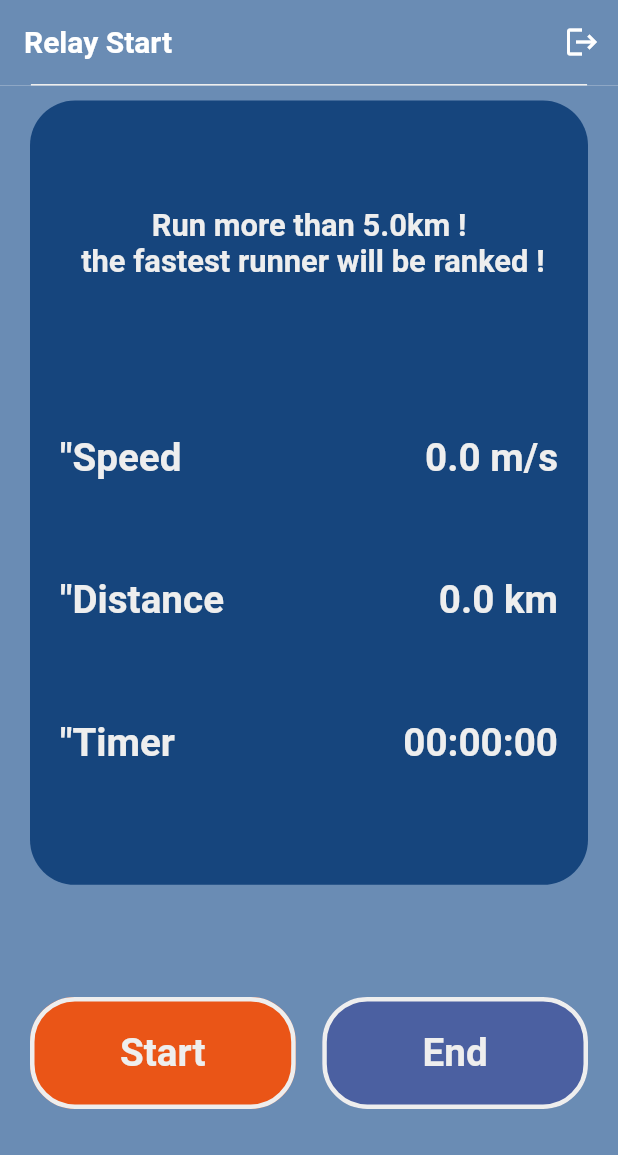
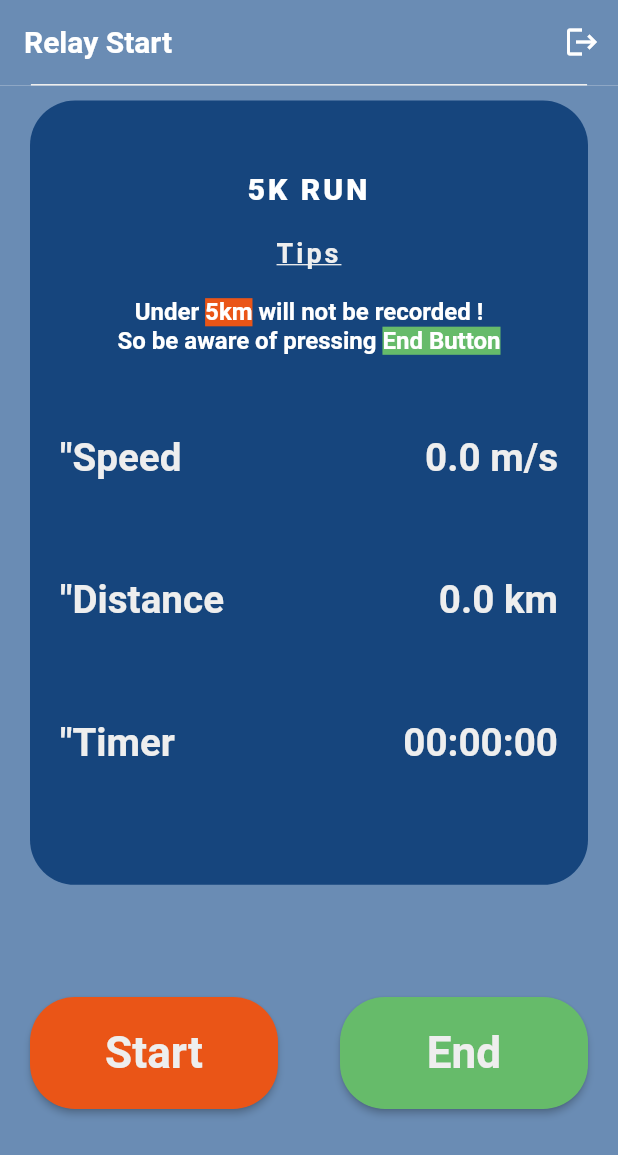
Before and after one commit to seunghwanly/minimarathon, a Flutter app: the MyBackgroundLocation widget shown alone on an empty page, opened directly, on a phone screen of 412 x 824 dp. Shown: the top 1155 px of the screen. Run offline on Flutter 3.47's test engine with Material 2 defaults, Android fonts, the phone set to English and light mode, and no system bars; our stand-ins replace firebase_auth, firebase_core, firebase_database, flutter_linkify, pin_code_fields, shared_preferences and 1 more; missing offline and left inert: background_location, http_auth, international_phone_input, libphonenumber, loading_animations; accounts and stored records are empty.

Commit message:
backgroundLocation css edited

```diff
--- a/minimarathon/lib/component/body/relay/background_location.dart
+++ b/minimarathon/lib/component/body/relay/background_location.dart
@@ -165,24 +165,81 @@ class MyBackgroundLocationState extends State<MyBackgroundLocation> {
                                 mainAxisAlignment: MainAxisAlignment.center,
                                 children: [
                                   Expanded(
-                                    flex: 4,
-                                    child: Column(
-                                        mainAxisAlignment:
-                                            MainAxisAlignment.center,
-                                        children: [
-                                          Text(
-                                            'Run more than 5.0km !\n the fastest runner will be ranked !',
-                                            style: TextStyle(
-                                                color: lightwhite,
+                                    flex: 1,
+                                    child: SizedBox(),
+                                  ),
+                                  Expanded(
+                                      flex: 3,
+                                      child: RichText(
+                                        textAlign: TextAlign.center,
+                                        text: TextSpan(
+                                          children: <TextSpan>[
+                                          TextSpan(
+                                              text: "5K RUN\n",
+                                              style: TextStyle(
+                                                color: white,
+                                                fontWeight: FontWeight.w800,
+                                                fontSize: 20,
+                                                letterSpacing: 2.0,
+                                              )),
+                                              TextSpan(
+                                              text: "\nTips\n",
+                                              style: TextStyle(
+                                                color: superlight,
+                                                decoration: TextDecoration.underline,
+                                                decorationStyle: TextDecorationStyle.solid,
                                                 fontWeight: FontWeight.bold,
-                                                fontSize: MediaQuery.of(context)
-                                                        .size
-                                                        .width /
-                                                    20),
-                                            textAlign: TextAlign.center,
-                                          ),
+                                                fontSize: 18,
+                                                letterSpacing: 2.0,
+                                              )),
+                                              TextSpan(
+                                              text: "\nUnder ",
+                                              style: TextStyle(
+                                                color: white,
+                                                fontWeight: FontWeight.w600,
+                                                fontSize: 16,
+                                              )),
+                                              TextSpan(
+                                              text: "5km",
+                                              style: TextStyle(
+                                                color: white,
+                                                backgroundColor: mandarin,
+                                                fontWeight: FontWeight.bold,
+                                                fontSize: 16,
+                                              )),
+                                              TextSpan(
+                                              text: " will not be recorded !",
+                                              style: TextStyle(
+                                                color: white,
+                                                fontWeight: FontWeight.w600,
+                                                fontSize: 16,
+                                              )),
+                                              TextSpan(
+                                              text: "\nSo be aware of pressing ",
+                                              style: TextStyle(
+                                                color: white,
+                                                fontWeight: FontWeight.w600,
+                                                fontSize: 16,
+                                              )),
+                                              TextSpan(
+                                              text: "End Button",
+                                              style: TextStyle(
+                                                color: white,
+                                                backgroundColor: Colors.green[400],
+                                                fontWeight: FontWeight.w600,
+                                                fontSize: 16,
+                                              )),
                                         ]),
-                                  ),
+                                      )
+
+                                      // style: TextStyle(
+                                      //         color: lightwhite,
+                                      //         fontWeight: FontWeight.bold,
+                                      //         fontSize: MediaQuery.of(context)
+                                      //                 .size
+                                      //                 .width /
+                                      //             20
+                                      ),
                                   Expanded(
                                       flex: 2,
                                       child: Column(
@@ -318,10 +375,11 @@ class MyBackgroundLocationState extends State<MyBackgroundLocation> {
                   Expanded(
                       flex: 1,
                       child: Row(
+                        mainAxisAlignment: MainAxisAlignment.spaceEvenly,
                         children: [
                           Expanded(
-                              flex: 10,
-                              child: FlatButton(
+                              flex: 4,
+                              child: RaisedButton(
                                   onPressed: () async {
                                     startTimer();
                                     BackgroundLocation.setNotificationTitle(
@@ -391,8 +449,6 @@ class MyBackgroundLocationState extends State<MyBackgroundLocation> {
                                     });
                                   },
                                   shape: RoundedRectangleBorder(
-                                    side:
-                                        BorderSide(color: lightwhite, width: 3),
                                     borderRadius: BorderRadius.circular(30),
                                   ),
                                   color: mandarin,
@@ -414,18 +470,18 @@ class MyBackgroundLocationState extends State<MyBackgroundLocation> {
                                                 fontSize: MediaQuery.of(context)
                                                         .size
                                                         .width /
-                                                    16),
+                                                    14),
                                             textAlign: TextAlign.center,
                                           ),
                                         ],
                                       )))),
                           Expanded(
                             flex: 1,
-                            child: Text(''),
+                            child: SizedBox(),
                           ),
                           Expanded(
-                              flex: 10,
-                              child: FlatButton(
+                              flex: 4,
+                              child: RaisedButton(
                                   onPressed: () {
                                     showDialog(
                                       context: context,
@@ -491,11 +547,9 @@ class MyBackgroundLocationState extends State<MyBackgroundLocation> {
                                     );
                                   },
                                   shape: RoundedRectangleBorder(
-                                    side:
-                                        BorderSide(color: lightwhite, width: 3),
                                     borderRadius: BorderRadius.circular(30),
                                   ),
-                                  color: royalblue,
+                                  color: Colors.green[400],
                                   child: Container(
                                       //margin: EdgeInsets.only(left: 10),
                                       width: double.infinity,
@@ -515,7 +569,7 @@ class MyBackgroundLocationState extends State<MyBackgroundLocation> {
                                                 fontSize: MediaQuery.of(context)
                                                         .size
                                                         .width /
-                                                    16),
+                                                    14),
                                             textAlign: TextAlign.center,
                                           ),
                                         ],
```
